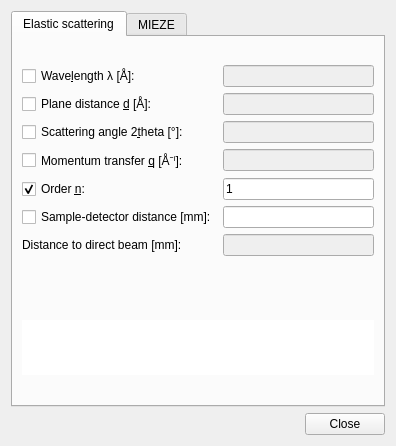
The window that lib/nicos/gui/tools/calculator.ui (mlz-ictrl/nicos) describes before a commit, drawn with Qt 5.
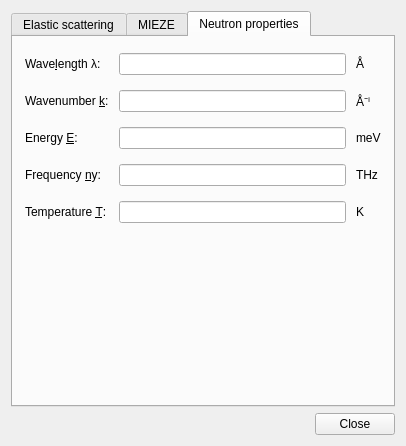
The same window after the commit.

Commit message: gui: add a "neutron properties" tab to the calculator tool

What changed in the file:
```diff
--- a/lib/nicos/gui/tools/calculator.ui
+++ b/lib/nicos/gui/tools/calculator.ui
@@ -1,11 +1,11 @@
 <ui version="4.0" >
  <class>Dialog</class>
- <widget class="QDialog" name="Dialog" >
-  <property name="geometry" >
+ <widget class="QDialog" name="Dialog">
+  <property name="geometry">
    <rect>
     <x>0</x>
     <y>0</y>
-    <width>396</width>
+    <width>406</width>
     <height>446</height>
    </rect>
   </property>
@@ -14,9 +14,9 @@
   </property>
   <layout class="QVBoxLayout" name="verticalLayout" >
    <item>
-    <widget class="QTabWidget" name="tabWidget" >
-     <property name="currentIndex" >
-      <number>0</number>
+    <widget class="QTabWidget" name="tabWidget">
+     <property name="currentIndex">
+      <number>2</number>
      </property>
      <widget class="QWidget" name="tab_2" >
       <attribute name="title" >
@@ -996,6 +996,808 @@
        </item>
       </layout>
      </widget>
+     <widget class="QWidget" name="tab_3">
+      <attribute name="title">
+       <string>Neutron properties</string>
+      </attribute>
+      <layout class="QVBoxLayout" name="verticalLayout_3">
+       <item>
+        <layout class="QGridLayout" name="gridLayout_3">
+         <property name="leftMargin">
+          <number>3</number>
+         </property>
+         <property name="topMargin">
+          <number>7</number>
+         </property>
+         <property name="rightMargin">
+          <number>3</number>
+         </property>
+         <property name="bottomMargin">
+          <number>7</number>
+         </property>
+         <property name="horizontalSpacing">
+          <number>10</number>
+         </property>
+         <property name="verticalSpacing">
+          <number>15</number>
+         </property>
+         <item row="0" column="1">
+          <widget class="QLineEdit" name="propL">
+           <property name="palette">
+            <palette>
+             <active>
+              <colorrole role="WindowText">
+               <brush brushstyle="SolidPattern">
+                <color alpha="255">
+                 <red>0</red>
+                 <green>0</green>
+                 <blue>0</blue>
+                </color>
+               </brush>
+              </colorrole>
+              <colorrole role="Dark">
+               <brush brushstyle="SolidPattern">
+                <color alpha="255">
+                 <red>0</red>
+                 <green>0</green>
+                 <blue>0</blue>
+                </color>
+               </brush>
+              </colorrole>
+              <colorrole role="Text">
+               <brush brushstyle="SolidPattern">
+                <color alpha="255">
+                 <red>0</red>
+                 <green>0</green>
+                 <blue>0</blue>
+                </color>
+               </brush>
+              </colorrole>
+              <colorrole role="ButtonText">
+               <brush brushstyle="SolidPattern">
+                <color alpha="255">
+                 <red>0</red>
+                 <green>0</green>
+                 <blue>0</blue>
+                </color>
+               </brush>
+              </colorrole>
+             </active>
+             <inactive>
+              <colorrole role="WindowText">
+               <brush brushstyle="SolidPattern">
+                <color alpha="255">
+                 <red>0</red>
+                 <green>0</green>
+                 <blue>0</blue>
+                </color>
+               </brush>
+              </colorrole>
+              <colorrole role="Dark">
+               <brush brushstyle="SolidPattern">
+                <color alpha="255">
+                 <red>0</red>
+                 <green>0</green>
+                 <blue>0</blue>
+                </color>
+               </brush>
+              </colorrole>
+              <colorrole role="Text">
+               <brush brushstyle="SolidPattern">
+                <color alpha="255">
+                 <red>0</red>
+                 <green>0</green>
+                 <blue>0</blue>
+                </color>
+               </brush>
+              </colorrole>
+              <colorrole role="ButtonText">
+               <brush brushstyle="SolidPattern">
+                <color alpha="255">
+                 <red>0</red>
+                 <green>0</green>
+                 <blue>0</blue>
+                </color>
+               </brush>
+              </colorrole>
+             </inactive>
+             <disabled>
+              <colorrole role="WindowText">
+               <brush brushstyle="SolidPattern">
+                <color alpha="255">
+                 <red>0</red>
+                 <green>0</green>
+                 <blue>0</blue>
+                </color>
+               </brush>
+              </colorrole>
+              <colorrole role="Dark">
+               <brush brushstyle="SolidPattern">
+                <color alpha="255">
+                 <red>0</red>
+                 <green>0</green>
+                 <blue>0</blue>
+                </color>
+               </brush>
+              </colorrole>
+              <colorrole role="Text">
+               <brush brushstyle="SolidPattern">
+                <color alpha="255">
+                 <red>0</red>
+                 <green>0</green>
+                 <blue>0</blue>
+                </color>
+               </brush>
+              </colorrole>
+              <colorrole role="ButtonText">
+               <brush brushstyle="SolidPattern">
+                <color alpha="255">
+                 <red>0</red>
+                 <green>0</green>
+                 <blue>0</blue>
+                </color>
+               </brush>
+              </colorrole>
+             </disabled>
+            </palette>
+           </property>
+           <property name="text">
+            <string/>
+           </property>
+          </widget>
+         </item>
+         <item row="1" column="1">
+          <widget class="QLineEdit" name="propK">
+           <property name="palette">
+            <palette>
+             <active>
+              <colorrole role="WindowText">
+               <brush brushstyle="SolidPattern">
+                <color alpha="255">
+                 <red>0</red>
+                 <green>0</green>
+                 <blue>0</blue>
+                </color>
+               </brush>
+              </colorrole>
+              <colorrole role="Dark">
+               <brush brushstyle="SolidPattern">
+                <color alpha="255">
+                 <red>0</red>
+                 <green>0</green>
+                 <blue>0</blue>
+                </color>
+               </brush>
+              </colorrole>
+              <colorrole role="Text">
+               <brush brushstyle="SolidPattern">
+                <color alpha="255">
+                 <red>0</red>
+                 <green>0</green>
+                 <blue>0</blue>
+                </color>
+               </brush>
+              </colorrole>
+              <colorrole role="ButtonText">
+               <brush brushstyle="SolidPattern">
+                <color alpha="255">
+                 <red>0</red>
+                 <green>0</green>
+                 <blue>0</blue>
+                </color>
+               </brush>
+              </colorrole>
+             </active>
+             <inactive>
+              <colorrole role="WindowText">
+               <brush brushstyle="SolidPattern">
+                <color alpha="255">
+                 <red>0</red>
+                 <green>0</green>
+                 <blue>0</blue>
+                </color>
+               </brush>
+              </colorrole>
+              <colorrole role="Dark">
+               <brush brushstyle="SolidPattern">
+                <color alpha="255">
+                 <red>0</red>
+                 <green>0</green>
+                 <blue>0</blue>
+                </color>
+               </brush>
+              </colorrole>
+              <colorrole role="Text">
+               <brush brushstyle="SolidPattern">
+                <color alpha="255">
+                 <red>0</red>
+                 <green>0</green>
+                 <blue>0</blue>
+                </color>
+               </brush>
+              </colorrole>
+              <colorrole role="ButtonText">
+               <brush brushstyle="SolidPattern">
+                <color alpha="255">
+                 <red>0</red>
+                 <green>0</green>
+                 <blue>0</blue>
+                </color>
+               </brush>
+              </colorrole>
+             </inactive>
+             <disabled>
+              <colorrole role="WindowText">
+               <brush brushstyle="SolidPattern">
+                <color alpha="255">
+                 <red>0</red>
+                 <green>0</green>
+                 <blue>0</blue>
+                </color>
+               </brush>
+              </colorrole>
+              <colorrole role="Dark">
+               <brush brushstyle="SolidPattern">
+                <color alpha="255">
+                 <red>0</red>
+                 <green>0</green>
+                 <blue>0</blue>
+                </color>
+               </brush>
+              </colorrole>
+              <colorrole role="Text">
+               <brush brushstyle="SolidPattern">
+                <color alpha="255">
+                 <red>0</red>
+                 <green>0</green>
+                 <blue>0</blue>
+                </color>
+               </brush>
+              </colorrole>
+              <colorrole role="ButtonText">
+               <brush brushstyle="SolidPattern">
+                <color alpha="255">
+                 <red>0</red>
+                 <green>0</green>
+                 <blue>0</blue>
+                </color>
+               </brush>
+              </colorrole>
+             </disabled>
+            </palette>
+           </property>
+           <property name="text">
+            <string/>
+           </property>
+          </widget>
+         </item>
+         <item row="2" column="1">
+          <widget class="QLineEdit" name="propE">
+           <property name="palette">
+            <palette>
+             <active>
+              <colorrole role="WindowText">
+               <brush brushstyle="SolidPattern">
+                <color alpha="255">
+                 <red>0</red>
+                 <green>0</green>
+                 <blue>0</blue>
+                </color>
+               </brush>
+              </colorrole>
+              <colorrole role="Dark">
+               <brush brushstyle="SolidPattern">
+                <color alpha="255">
+                 <red>0</red>
+                 <green>0</green>
+                 <blue>0</blue>
+                </color>
+               </brush>
+              </colorrole>
+              <colorrole role="Text">
+               <brush brushstyle="SolidPattern">
+                <color alpha="255">
+                 <red>0</red>
+                 <green>0</green>
+                 <blue>0</blue>
+                </color>
+               </brush>
+              </colorrole>
+              <colorrole role="ButtonText">
+               <brush brushstyle="SolidPattern">
+                <color alpha="255">
+                 <red>0</red>
+                 <green>0</green>
+                 <blue>0</blue>
+                </color>
+               </brush>
+              </colorrole>
+             </active>
+             <inactive>
+              <colorrole role="WindowText">
+               <brush brushstyle="SolidPattern">
+                <color alpha="255">
+                 <red>0</red>
+                 <green>0</green>
+                 <blue>0</blue>
+                </color>
+               </brush>
+              </colorrole>
+              <colorrole role="Dark">
+               <brush brushstyle="SolidPattern">
+                <color alpha="255">
+                 <red>0</red>
+                 <green>0</green>
+                 <blue>0</blue>
+                </color>
+               </brush>
+              </colorrole>
+              <colorrole role="Text">
+               <brush brushstyle="SolidPattern">
+                <color alpha="255">
+                 <red>0</red>
+                 <green>0</green>
+                 <blue>0</blue>
+                </color>
+               </brush>
+              </colorrole>
+              <colorrole role="ButtonText">
+               <brush brushstyle="SolidPattern">
+                <color alpha="255">
+                 <red>0</red>
+                 <green>0</green>
+                 <blue>0</blue>
+                </color>
+               </brush>
+              </colorrole>
+             </inactive>
+             <disabled>
+              <colorrole role="WindowText">
+               <brush brushstyle="SolidPattern">
+                <color alpha="255">
+                 <red>0</red>
+                 <green>0</green>
+                 <blue>0</blue>
+                </color>
+               </brush>
+              </colorrole>
+              <colorrole role="Dark">
+               <brush brushstyle="SolidPattern">
+                <color alpha="255">
+                 <red>0</red>
+                 <green>0</green>
+                 <blue>0</blue>
+                </color>
+               </brush>
+              </colorrole>
+              <colorrole role="Text">
+               <brush brushstyle="SolidPattern">
+                <color alpha="255">
+                 <red>0</red>
+                 <green>0</green>
+                 <blue>0</blue>
+                </color>
+               </brush>
+              </colorrole>
+              <colorrole role="ButtonText">
+               <brush brushstyle="SolidPattern">
+                <color alpha="255">
+                 <red>0</red>
+                 <green>0</green>
+                 <blue>0</blue>
+                </color>
+               </brush>
+              </colorrole>
+             </disabled>
+            </palette>
+           </property>
+           <property name="text">
+            <string/>
+           </property>
+          </widget>
+         </item>
+         <item row="3" column="1">
+          <widget class="QLineEdit" name="propNy">
+           <property name="palette">
+            <palette>
+             <active>
+              <colorrole role="WindowText">
+               <brush brushstyle="SolidPattern">
+                <color alpha="255">
+                 <red>0</red>
+                 <green>0</green>
+                 <blue>0</blue>
+                </color>
+               </brush>
+              </colorrole>
+              <colorrole role="Dark">
+               <brush brushstyle="SolidPattern">
+                <color alpha="255">
+                 <red>0</red>
+                 <green>0</green>
+                 <blue>0</blue>
+                </color>
+               </brush>
+              </colorrole>
+              <colorrole role="Text">
+               <brush brushstyle="SolidPattern">
+                <color alpha="255">
+                 <red>0</red>
+                 <green>0</green>
+                 <blue>0</blue>
+                </color>
+               </brush>
+              </colorrole>
+              <colorrole role="ButtonText">
+               <brush brushstyle="SolidPattern">
+                <color alpha="255">
+                 <red>0</red>
+                 <green>0</green>
+                 <blue>0</blue>
+                </color>
+               </brush>
+              </colorrole>
+             </active>
+             <inactive>
+              <colorrole role="WindowText">
+               <brush brushstyle="SolidPattern">
+                <color alpha="255">
+                 <red>0</red>
+                 <green>0</green>
+                 <blue>0</blue>
+                </color>
+               </brush>
+              </colorrole>
+              <colorrole role="Dark">
+               <brush brushstyle="SolidPattern">
+                <color alpha="255">
+                 <red>0</red>
+                 <green>0</green>
+                 <blue>0</blue>
+                </color>
+               </brush>
+              </colorrole>
+              <colorrole role="Text">
+               <brush brushstyle="SolidPattern">
+                <color alpha="255">
+                 <red>0</red>
+                 <green>0</green>
+                 <blue>0</blue>
+                </color>
+               </brush>
+              </colorrole>
+              <colorrole role="ButtonText">
+               <brush brushstyle="SolidPattern">
+                <color alpha="255">
+                 <red>0</red>
+                 <green>0</green>
+                 <blue>0</blue>
+                </color>
+               </brush>
+              </colorrole>
+             </inactive>
+             <disabled>
+              <colorrole role="WindowText">
+               <brush brushstyle="SolidPattern">
+                <color alpha="255">
+                 <red>0</red>
+                 <green>0</green>
+                 <blue>0</blue>
+                </color>
+               </brush>
+              </colorrole>
+              <colorrole role="Dark">
+               <brush brushstyle="SolidPattern">
+                <color alpha="255">
+                 <red>0</red>
+                 <green>0</green>
+                 <blue>0</blue>
+                </color>
+               </brush>
+              </colorrole>
+              <colorrole role="Text">
+               <brush brushstyle="SolidPattern">
+                <color alpha="255">
+                 <red>0</red>
+                 <green>0</green>
+                 <blue>0</blue>
+                </color>
+               </brush>
+              </colorrole>
+              <colorrole role="ButtonText">
+               <brush brushstyle="SolidPattern">
+                <color alpha="255">
+                 <red>0</red>
+                 <green>0</green>
+                 <blue>0</blue>
+                </color>
+               </brush>
+              </colorrole>
+             </disabled>
+            </palette>
+           </property>
+           <property name="text">
+            <string/>
+           </property>
+          </widget>
+         </item>
+         <item row="4" column="1">
+          <widget class="QLineEdit" name="propT">
+           <property name="palette">
+            <palette>
+             <active>
+              <colorrole role="WindowText">
+               <brush brushstyle="SolidPattern">
+                <color alpha="255">
+                 <red>0</red>
+                 <green>0</green>
+                 <blue>0</blue>
+                </color>
+               </brush>
+              </colorrole>
+              <colorrole role="Dark">
+               <brush brushstyle="SolidPattern">
+                <color alpha="255">
+                 <red>0</red>
+                 <green>0</green>
+                 <blue>0</blue>
+                </color>
+               </brush>
+              </colorrole>
+              <colorrole role="Text">
+               <brush brushstyle="SolidPattern">
+                <color alpha="255">
+                 <red>0</red>
+                 <green>0</green>
+                 <blue>0</blue>
+                </color>
+               </brush>
+              </colorrole>
+              <colorrole role="ButtonText">
+               <brush brushstyle="SolidPattern">
+                <color alpha="255">
+                 <red>0</red>
+                 <green>0</green>
+                 <blue>0</blue>
+                </color>
+               </brush>
+              </colorrole>
+             </active>
+             <inactive>
+              <colorrole role="WindowText">
+               <brush brushstyle="SolidPattern">
+                <color alpha="255">
+                 <red>0</red>
+                 <green>0</green>
+                 <blue>0</blue>
+                </color>
+               </brush>
+              </colorrole>
+              <colorrole role="Dark">
+               <brush brushstyle="SolidPattern">
+                <color alpha="255">
+                 <red>0</red>
+                 <green>0</green>
+                 <blue>0</blue>
+                </color>
+               </brush>
+              </colorrole>
+              <colorrole role="Text">
+               <brush brushstyle="SolidPattern">
+                <color alpha="255">
+                 <red>0</red>
+                 <green>0</green>
+                 <blue>0</blue>
+                </color>
+               </brush>
+              </colorrole>
+              <colorrole role="ButtonText">
+               <brush brushstyle="SolidPattern">
+                <color alpha="255">
+                 <red>0</red>
+                 <green>0</green>
+                 <blue>0</blue>
+                </color>
+               </brush>
+              </colorrole>
+             </inactive>
+             <disabled>
+              <colorrole role="WindowText">
+               <brush brushstyle="SolidPattern">
+                <color alpha="255">
+                 <red>0</red>
+                 <green>0</green>
+                 <blue>0</blue>
+                </color>
+               </brush>
+              </colorrole>
+              <colorrole role="Dark">
+               <brush brushstyle="SolidPattern">
+                <color alpha="255">
+                 <red>0</red>
+                 <green>0</green>
+                 <blue>0</blue>
+                </color>
+               </brush>
+              </colorrole>
+              <colorrole role="Text">
+               <brush brushstyle="SolidPattern">
+                <color alpha="255">
+                 <red>0</red>
+                 <green>0</green>
+                 <blue>0</blue>
+                </color>
+               </brush>
+              </colorrole>
+              <colorrole role="ButtonText">
+               <brush brushstyle="SolidPattern">
+                <color alpha="255">
+                 <red>0</red>
+                 <green>0</green>
+                 <blue>0</blue>
+                </color>
+               </brush>
+              </colorrole>
+             </disabled>
+            </palette>
+           </property>
+           <property name="text">
+            <string/>
+           </property>
+          </widget>
+         </item>
+         <item row="0" column="0">
+          <widget class="QLabel" name="label_3">
+           <property name="text">
+            <string>Wave&amp;length λ:</string>
+           </property>
+           <property name="buddy">
+            <cstring>propL</cstring>
+           </property>
+          </widget>
+         </item>
+         <item row="4" column="0">
+          <widget class="QLabel" name="label_9">
+           <property name="text">
+            <string>Temperature &amp;T:</string>
+           </property>
+           <property name="buddy">
+            <cstring>propT</cstring>
+           </property>
+          </widget>
+         </item>
+         <item row="3" column="0">
+          <widget class="QLabel" name="label_8">
+           <property name="text">
+            <string>Frequency &amp;ny:</string>
+           </property>
+           <property name="buddy">
+            <cstring>propNy</cstring>
+           </property>
+          </widget>
+         </item>
+         <item row="1" column="0">
+          <widget class="QLabel" name="label_6">
+           <property name="text">
+            <string>Wavenumber &amp;k:</string>
+           </property>
+           <property name="buddy">
+            <cstring>propK</cstring>
+           </property>
+          </widget>
+         </item>
+         <item row="2" column="0">
+          <widget class="QLabel" name="label_7">
+           <property name="text">
+            <string>Energy &amp;E:</string>
+           </property>
+           <property name="buddy">
+            <cstring>propE</cstring>
+           </property>
+          </widget>
+         </item>
+         <item row="0" column="2">
+          <widget class="QLabel" name="label_5">
+           <property name="text">
+            <string>Å</string>
+           </property>
+          </widget>
+         </item>
+         <item row="1" column="2">
+          <widget class="QLabel" name="label_10">
+           <property name="text">
+            <string>Å⁻ⁱ</string>
+           </property>
+          </widget>
+         </item>
+         <item row="2" column="2">
+          <widget class="QLabel" name="label_11">
+           <property name="text">
+            <string>meV</string>
+           </property>
+          </widget>
+         </item>
+         <item row="3" column="2">
+          <widget class="QLabel" name="label_12">
+           <property name="text">
+            <string>THz</string>
+           </property>
+          </widget>
+         </item>
+         <item row="4" column="2">
+          <widget class="QLabel" name="label_13">
+           <property name="text">
+            <string>K</string>
+           </property>
+          </widget>
+         </item>
+        </layout>
+       </item>
+       <item>
+        <widget class="QLabel" name="propError">
+         <property name="sizePolicy">
+          <sizepolicy hsizetype="Preferred" vsizetype="Fixed">
+           <horstretch>0</horstretch>
+           <verstretch>0</verstretch>
+          </sizepolicy>
+         </property>
+         <property name="palette">
+          <palette>
+           <active>
+            <colorrole role="WindowText">
+             <brush brushstyle="SolidPattern">
+              <color alpha="255">
+               <red>255</red>
+               <green>0</green>
+               <blue>0</blue>
+              </color>
+             </brush>
+            </colorrole>
+           </active>
+           <inactive>
+            <colorrole role="WindowText">
+             <brush brushstyle="SolidPattern">
+              <color alpha="255">
+               <red>255</red>
+               <green>0</green>
+               <blue>0</blue>
+              </color>
+             </brush>
+            </colorrole>
+           </inactive>
+           <disabled>
+            <colorrole role="WindowText">
+             <brush brushstyle="SolidPattern">
+              <color alpha="255">
+               <red>128</red>
+               <green>128</green>
+               <blue>128</blue>
+              </color>
+             </brush>
+            </colorrole>
+           </disabled>
+          </palette>
+         </property>
+         <property name="text">
+          <string/>
+         </property>
+        </widget>
+       </item>
+       <item>
+        <spacer name="verticalSpacer">
+         <property name="orientation">
+          <enum>Qt::Vertical</enum>
+         </property>
+         <property name="sizeHint" stdset="0">
+          <size>
+           <width>20</width>
+           <height>207</height>
+          </size>
+         </property>
+        </spacer>
+       </item>
+      </layout>
+     </widget>
     </widget>
    </item>
    <item>
```
Left out of the diff: 660 changed lines with no effect on the pictures. The commit also changes 1 other file.
